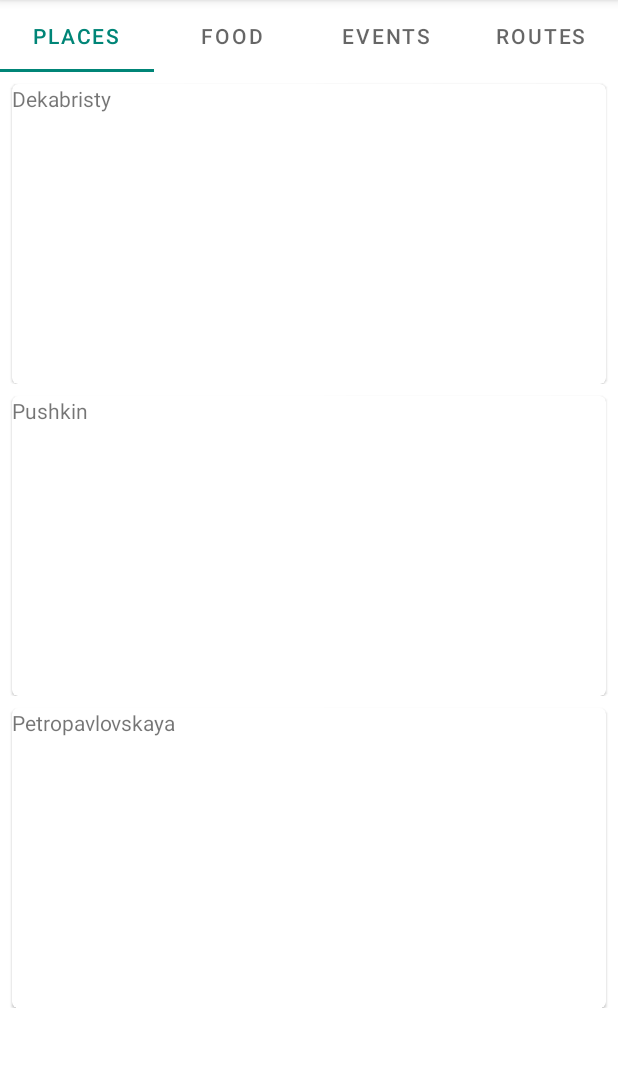
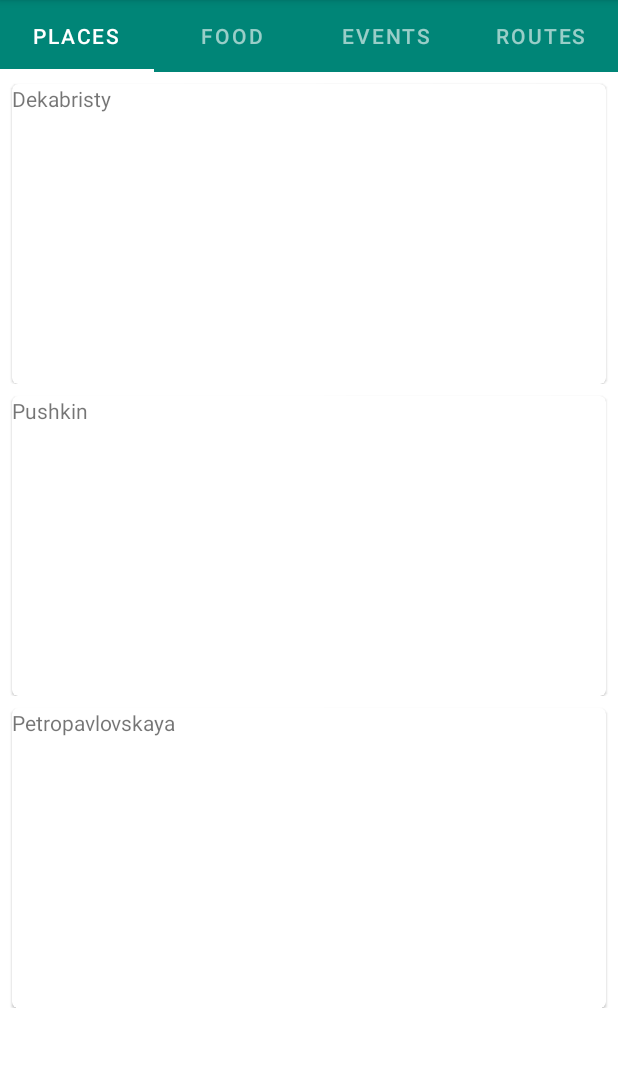
Before and after one commit to PinCatS/TourGuide, an Android app: the screen it shows after launch (MainActivity), on a phone screen of 412 x 824 dp, the part 84-1151 px from its top. Run offline under Robolectric (Android 15) with nearby library versions, the phone set to English and light mode, and no system bars.

Commit message:
feat: Update tab style to colored

```diff
--- a/app/src/main/res/layout/activity_main.xml
+++ b/app/src/main/res/layout/activity_main.xml
@@ -11,6 +11,7 @@
         android:layout_height="match_parent">
 
         <com.google.android.material.tabs.TabLayout
+            style="@style/Widget.MaterialComponents.TabLayout.Colored"
             android:id="@+id/tab_layout"
             android:layout_width="match_parent"
             android:layout_height="wrap_content" />
```
